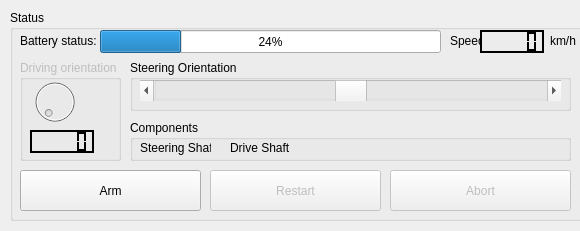
Old version of the form GUI/atvwindow.ui in the repository madmilla/THO78-Roborescue.
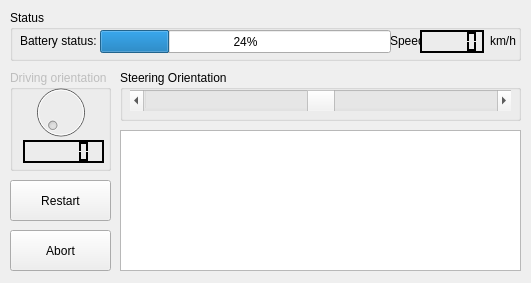
New version of the form.

Commit message:
ATV GUI Near done
ATV needs to be a subject to let it work fully

```diff
--- a/GUI/atvwindow.ui
+++ b/GUI/atvwindow.ui
@@ -6,8 +6,8 @@
    <rect>
     <x>0</x>
     <y>0</y>
-    <width>580</width>
-    <height>231</height>
+    <width>531</width>
+    <height>283</height>
    </rect>
   </property>
   <property name="windowTitle">
@@ -19,8 +19,8 @@
      <rect>
       <x>10</x>
       <y>10</y>
-      <width>621</width>
-      <height>211</height>
+      <width>511</width>
+      <height>51</height>
      </rect>
     </property>
     <property name="title">
@@ -31,7 +31,7 @@
       <rect>
        <x>90</x>
        <y>20</y>
-       <width>341</width>
+       <width>291</width>
        <height>23</height>
       </rect>
      </property>
@@ -39,307 +39,6 @@
       <number>24</number>
      </property>
     </widget>
-    <widget class="QGroupBox" name="driveOrientationGB">
-     <property name="enabled">
-      <bool>false</bool>
-     </property>
-     <property name="geometry">
-      <rect>
-       <x>10</x>
-       <y>50</y>
-       <width>101</width>
-       <height>101</height>
-      </rect>
-     </property>
-     <property name="title">
-      <string>Driving orientation</string>
-     </property>
-     <widget class="QDial" name="dial">
-      <property name="geometry">
-       <rect>
-        <x>10</x>
-        <y>10</y>
-        <width>50</width>
-        <height>64</height>
-       </rect>
-      </property>
-     </widget>
-     <widget class="QLCDNumber" name="dialLCD">
-      <property name="geometry">
-       <rect>
-        <x>10</x>
-        <y>70</y>
-        <width>64</width>
-        <height>23</height>
-       </rect>
-      </property>
-      <property name="palette">
-       <palette>
-        <active>
-         <colorrole role="WindowText">
-          <brush brushstyle="SolidPattern">
-           <color alpha="255">
-            <red>0</red>
-            <green>0</green>
-            <blue>0</blue>
-           </color>
-          </brush>
-         </colorrole>
-         <colorrole role="Light">
-          <brush brushstyle="SolidPattern">
-           <color alpha="255">
-            <red>0</red>
-            <green>0</green>
-            <blue>0</blue>
-           </color>
-          </brush>
-         </colorrole>
-         <colorrole role="Midlight">
-          <brush brushstyle="SolidPattern">
-           <color alpha="255">
-            <red>0</red>
-            <green>0</green>
-            <blue>0</blue>
-           </color>
-          </brush>
-         </colorrole>
-         <colorrole role="Dark">
-          <brush brushstyle="SolidPattern">
-           <color alpha="255">
-            <red>0</red>
-            <green>0</green>
-            <blue>0</blue>
-           </color>
-          </brush>
-         </colorrole>
-         <colorrole role="Text">
-          <brush brushstyle="SolidPattern">
-           <color alpha="255">
-            <red>0</red>
-            <green>0</green>
-            <blue>0</blue>
-           </color>
-          </brush>
-         </colorrole>
-         <colorrole role="ButtonText">
-          <brush brushstyle="SolidPattern">
-           <color alpha="255">
-            <red>0</red>
-            <green>0</green>
-            <blue>0</blue>
-           </color>
-          </brush>
-         </colorrole>
-        </active>
-        <inactive>
-         <colorrole role="WindowText">
-          <brush brushstyle="SolidPattern">
-           <color alpha="255">
-            <red>0</red>
-            <green>0</green>
-            <blue>0</blue>
-           </color>
-          </brush>
-         </colorrole>
-         <colorrole role="Light">
-          <brush brushstyle="SolidPattern">
-           <color alpha="255">
-            <red>0</red>
-            <green>0</green>
-            <blue>0</blue>
-           </color>
-          </brush>
-         </colorrole>
-         <colorrole role="Midlight">
-          <brush brushstyle="SolidPattern">
-           <color alpha="255">
-            <red>0</red>
-            <green>0</green>
-            <blue>0</blue>
-           </color>
-          </brush>
-         </colorrole>
-         <colorrole role="Dark">
-          <brush brushstyle="SolidPattern">
-           <color alpha="255">
-            <red>0</red>
-            <green>0</green>
-            <blue>0</blue>
-           </color>
-          </brush>
-         </colorrole>
-         <colorrole role="Text">
-          <brush brushstyle="SolidPattern">
-           <color alpha="255">
-            <red>0</red>
-            <green>0</green>
-            <blue>0</blue>
-           </color>
-          </brush>
-         </colorrole>
-         <colorrole role="ButtonText">
-          <brush brushstyle="SolidPattern">
-           <color alpha="255">
-            <red>0</red>
-            <green>0</green>
-            <blue>0</blue>
-           </color>
-          </brush>
-         </colorrole>
-        </inactive>
-        <disabled>
-         <colorrole role="WindowText">
-          <brush brushstyle="SolidPattern">
-           <color alpha="255">
-            <red>0</red>
-            <green>0</green>
-            <blue>0</blue>
-           </color>
-          </brush>
-         </colorrole>
-         <colorrole role="Light">
-          <brush brushstyle="SolidPattern">
-           <color alpha="255">
-            <red>0</red>
-            <green>0</green>
-            <blue>0</blue>
-           </color>
-          </brush>
-         </colorrole>
-         <colorrole role="Midlight">
-          <brush brushstyle="SolidPattern">
-           <color alpha="255">
-            <red>0</red>
-            <green>0</green>
-            <blue>0</blue>
-           </color>
-          </brush>
-         </colorrole>
-         <colorrole role="Dark">
-          <brush brushstyle="SolidPattern">
-           <color alpha="255">
-            <red>0</red>
-            <green>0</green>
-            <blue>0</blue>
-           </color>
-          </brush>
-         </colorrole>
-         <colorrole role="Text">
-          <brush brushstyle="SolidPattern">
-           <color alpha="255">
-            <red>0</red>
-            <green>0</green>
-            <blue>0</blue>
-           </color>
-          </brush>
-         </colorrole>
-         <colorrole role="ButtonText">
-          <brush brushstyle="SolidPattern">
-           <color alpha="255">
-            <red>0</red>
-            <green>0</green>
-            <blue>0</blue>
-           </color>
-          </brush>
-         </colorrole>
-        </disabled>
-       </palette>
-      </property>
-     </widget>
-    </widget>
-    <widget class="QGroupBox" name="steeringOrientationGB">
-     <property name="enabled">
-      <bool>true</bool>
-     </property>
-     <property name="geometry">
-      <rect>
-       <x>120</x>
-       <y>50</y>
-       <width>441</width>
-       <height>51</height>
-      </rect>
-     </property>
-     <property name="title">
-      <string>Steering Orientation</string>
-     </property>
-     <widget class="QScrollBar" name="steeringScrollBar">
-      <property name="geometry">
-       <rect>
-        <x>10</x>
-        <y>20</y>
-        <width>421</width>
-        <height>21</height>
-       </rect>
-      </property>
-      <property name="minimum">
-       <number>-60</number>
-      </property>
-      <property name="maximum">
-       <number>60</number>
-      </property>
-      <property name="tracking">
-       <bool>true</bool>
-      </property>
-      <property name="orientation">
-       <enum>Qt::Horizontal</enum>
-      </property>
-      <property name="invertedControls">
-       <bool>true</bool>
-      </property>
-     </widget>
-    </widget>
-    <widget class="QPushButton" name="armButton">
-     <property name="geometry">
-      <rect>
-       <x>10</x>
-       <y>160</y>
-       <width>181</width>
-       <height>41</height>
-      </rect>
-     </property>
-     <property name="text">
-      <string>Arm</string>
-     </property>
-    </widget>
-    <widget class="QGroupBox" name="componentsGB">
-     <property name="geometry">
-      <rect>
-       <x>120</x>
-       <y>110</y>
-       <width>441</width>
-       <height>41</height>
-      </rect>
-     </property>
-     <property name="title">
-      <string>Components</string>
-     </property>
-     <widget class="QLabel" name="steeringShaftLabel">
-      <property name="geometry">
-       <rect>
-        <x>10</x>
-        <y>20</y>
-        <width>71</width>
-        <height>16</height>
-       </rect>
-      </property>
-      <property name="text">
-       <string>Steering Shaft</string>
-      </property>
-     </widget>
-     <widget class="QLabel" name="driveShaftLabel">
-      <property name="geometry">
-       <rect>
-        <x>100</x>
-        <y>20</y>
-        <width>61</width>
-        <height>16</height>
-       </rect>
-      </property>
-      <property name="text">
-       <string>Drive Shaft</string>
-      </property>
-     </widget>
-    </widget>
     <widget class="QLabel" name="batteryStatusLabel">
      <property name="geometry">
       <rect>
@@ -356,7 +55,7 @@
     <widget class="QLabel" name="speedLabel">
      <property name="geometry">
       <rect>
-       <x>440</x>
+       <x>380</x>
        <y>20</y>
        <width>31</width>
        <height>21</height>
@@ -369,7 +68,7 @@
     <widget class="QLCDNumber" name="speedLCD">
      <property name="geometry">
       <rect>
-       <x>470</x>
+       <x>410</x>
        <y>20</y>
        <width>64</width>
        <height>23</height>
@@ -713,7 +412,7 @@
     <widget class="QLabel" name="speedUnitLabel">
      <property name="geometry">
       <rect>
-       <x>540</x>
+       <x>480</x>
        <y>20</y>
        <width>31</width>
        <height>21</height>
@@ -723,36 +422,292 @@
       <string>km/h</string>
      </property>
     </widget>
-    <widget class="QPushButton" name="shutdownButton">
-     <property name="enabled">
-      <bool>false</bool>
-     </property>
+   </widget>
+   <widget class="QTextEdit" name="messageOutput">
+    <property name="geometry">
+     <rect>
+      <x>120</x>
+      <y>130</y>
+      <width>401</width>
+      <height>141</height>
+     </rect>
+    </property>
+    <property name="readOnly">
+     <bool>true</bool>
+    </property>
+   </widget>
+   <widget class="QPushButton" name="shutdownButton">
+    <property name="geometry">
+     <rect>
+      <x>10</x>
+      <y>180</y>
+      <width>101</width>
+      <height>41</height>
+     </rect>
+    </property>
+    <property name="text">
+     <string>Restart</string>
+    </property>
+   </widget>
+   <widget class="QPushButton" name="abortButton">
+    <property name="geometry">
+     <rect>
+      <x>10</x>
+      <y>230</y>
+      <width>101</width>
+      <height>41</height>
+     </rect>
+    </property>
+    <property name="text">
+     <string>Abort</string>
+    </property>
+   </widget>
+   <widget class="QGroupBox" name="steeringOrientationGB">
+    <property name="enabled">
+     <bool>true</bool>
+    </property>
+    <property name="geometry">
+     <rect>
+      <x>120</x>
+      <y>70</y>
+      <width>401</width>
+      <height>51</height>
+     </rect>
+    </property>
+    <property name="title">
+     <string>Steering Orientation</string>
+    </property>
+    <widget class="QScrollBar" name="steeringScrollBar">
      <property name="geometry">
       <rect>
-       <x>200</x>
-       <y>160</y>
-       <width>171</width>
-       <height>41</height>
+       <x>10</x>
+       <y>20</y>
+       <width>381</width>
+       <height>21</height>
       </rect>
      </property>
-     <property name="text">
-      <string>Restart</string>
+     <property name="minimum">
+      <number>-401</number>
      </property>
+     <property name="maximum">
+      <number>401</number>
+     </property>
+     <property name="tracking">
+      <bool>true</bool>
+     </property>
+     <property name="orientation">
+      <enum>Qt::Horizontal</enum>
+     </property>
+     <property name="invertedControls">
+      <bool>true</bool>
+     </property>
     </widget>
-    <widget class="QPushButton" name="abortButton">
-     <property name="enabled">
-      <bool>false</bool>
+   </widget>
+   <widget class="QGroupBox" name="driveOrientationGB">
+    <property name="enabled">
+     <bool>false</bool>
+    </property>
+    <property name="geometry">
+     <rect>
+      <x>10</x>
+      <y>70</y>
+      <width>101</width>
+      <height>101</height>
+     </rect>
+    </property>
+    <property name="title">
+     <string>Driving orientation</string>
+    </property>
+    <widget class="QDial" name="dial">
+     <property name="geometry">
+      <rect>
+       <x>20</x>
+       <y>10</y>
+       <width>61</width>
+       <height>64</height>
+      </rect>
      </property>
+    </widget>
+    <widget class="QLCDNumber" name="dialLCD">
      <property name="geometry">
       <rect>
-       <x>380</x>
-       <y>160</y>
-       <width>181</width>
-       <height>41</height>
+       <x>13</x>
+       <y>70</y>
+       <width>81</width>
+       <height>23</height>
       </rect>
      </property>
-     <property name="text">
-      <string>Abort</string>
+     <property name="palette">
+      <palette>
+       <active>
+        <colorrole role="WindowText">
+         <brush brushstyle="SolidPattern">
+          <color alpha="255">
+           <red>0</red>
+           <green>0</green>
+           <blue>0</blue>
+          </color>
+         </brush>
+        </colorrole>
+        <colorrole role="Light">
+         <brush brushstyle="SolidPattern">
+          <color alpha="255">
+           <red>0</red>
+           <green>0</green>
+           <blue>0</blue>
+          </color>
+         </brush>
+        </colorrole>
+        <colorrole role="Midlight">
+         <brush brushstyle="SolidPattern">
+          <color alpha="255">
+           <red>0</red>
+           <green>0</green>
+           <blue>0</blue>
+          </color>
+         </brush>
+        </colorrole>
+        <colorrole role="Dark">
+         <brush brushstyle="SolidPattern">
+          <color alpha="255">
+           <red>0</red>
+           <green>0</green>
+           <blue>0</blue>
+          </color>
+         </brush>
+        </colorrole>
+        <colorrole role="Text">
+         <brush brushstyle="SolidPattern">
+          <color alpha="255">
+           <red>0</red>
+           <green>0</green>
+           <blue>0</blue>
+          </color>
+         </brush>
+        </colorrole>
+        <colorrole role="ButtonText">
+         <brush brushstyle="SolidPattern">
+          <color alpha="255">
+           <red>0</red>
+           <green>0</green>
+           <blue>0</blue>
+          </color>
+         </brush>
+        </colorrole>
+       </active>
+       <inactive>
+        <colorrole role="WindowText">
+         <brush brushstyle="SolidPattern">
+          <color alpha="255">
+           <red>0</red>
+           <green>0</green>
+           <blue>0</blue>
+          </color>
+         </brush>
+        </colorrole>
+        <colorrole role="Light">
+         <brush brushstyle="SolidPattern">
+          <color alpha="255">
+           <red>0</red>
+           <green>0</green>
+           <blue>0</blue>
+          </color>
+         </brush>
+        </colorrole>
+        <colorrole role="Midlight">
+         <brush brushstyle="SolidPattern">
+          <color alpha="255">
+           <red>0</red>
+           <green>0</green>
+           <blue>0</blue>
+          </color>
+         </brush>
+        </colorrole>
+        <colorrole role="Dark">
+         <brush brushstyle="SolidPattern">
+          <color alpha="255">
+           <red>0</red>
+           <green>0</green>
+           <blue>0</blue>
+          </color>
+         </brush>
+        </colorrole>
+        <colorrole role="Text">
+         <brush brushstyle="SolidPattern">
+          <color alpha="255">
+           <red>0</red>
+           <green>0</green>
+           <blue>0</blue>
+          </color>
+         </brush>
+        </colorrole>
+        <colorrole role="ButtonText">
+         <brush brushstyle="SolidPattern">
+          <color alpha="255">
+           <red>0</red>
+           <green>0</green>
+           <blue>0</blue>
+          </color>
+         </brush>
+        </colorrole>
+       </inactive>
+       <disabled>
+        <colorrole role="WindowText">
+         <brush brushstyle="SolidPattern">
+          <color alpha="255">
+           <red>0</red>
+           <green>0</green>
+           <blue>0</blue>
+          </color>
+         </brush>
+        </colorrole>
+        <colorrole role="Light">
+         <brush brushstyle="SolidPattern">
+          <color alpha="255">
+           <red>0</red>
+           <green>0</green>
+           <blue>0</blue>
+          </color>
+         </brush>
+        </colorrole>
+        <colorrole role="Midlight">
+         <brush brushstyle="SolidPattern">
+          <color alpha="255">
+           <red>0</red>
+           <green>0</green>
+           <blue>0</blue>
+          </color>
+         </brush>
+        </colorrole>
+        <colorrole role="Dark">
+         <brush brushstyle="SolidPattern">
+          <color alpha="255">
+           <red>0</red>
+           <green>0</green>
+           <blue>0</blue>
+          </color>
+         </brush>
+        </colorrole>
+        <colorrole role="Text">
+         <brush brushstyle="SolidPattern">
+          <color alpha="255">
+           <red>0</red>
+           <green>0</green>
+           <blue>0</blue>
+          </color>
+         </brush>
+        </colorrole>
+        <colorrole role="ButtonText">
+         <brush brushstyle="SolidPattern">
+          <color alpha="255">
+           <red>0</red>
+           <green>0</green>
+           <blue>0</blue>
+          </color>
+         </brush>
+        </colorrole>
+       </disabled>
+      </palette>
      </property>
     </widget>
    </widget>
```
The commit also changes 3 other files.
